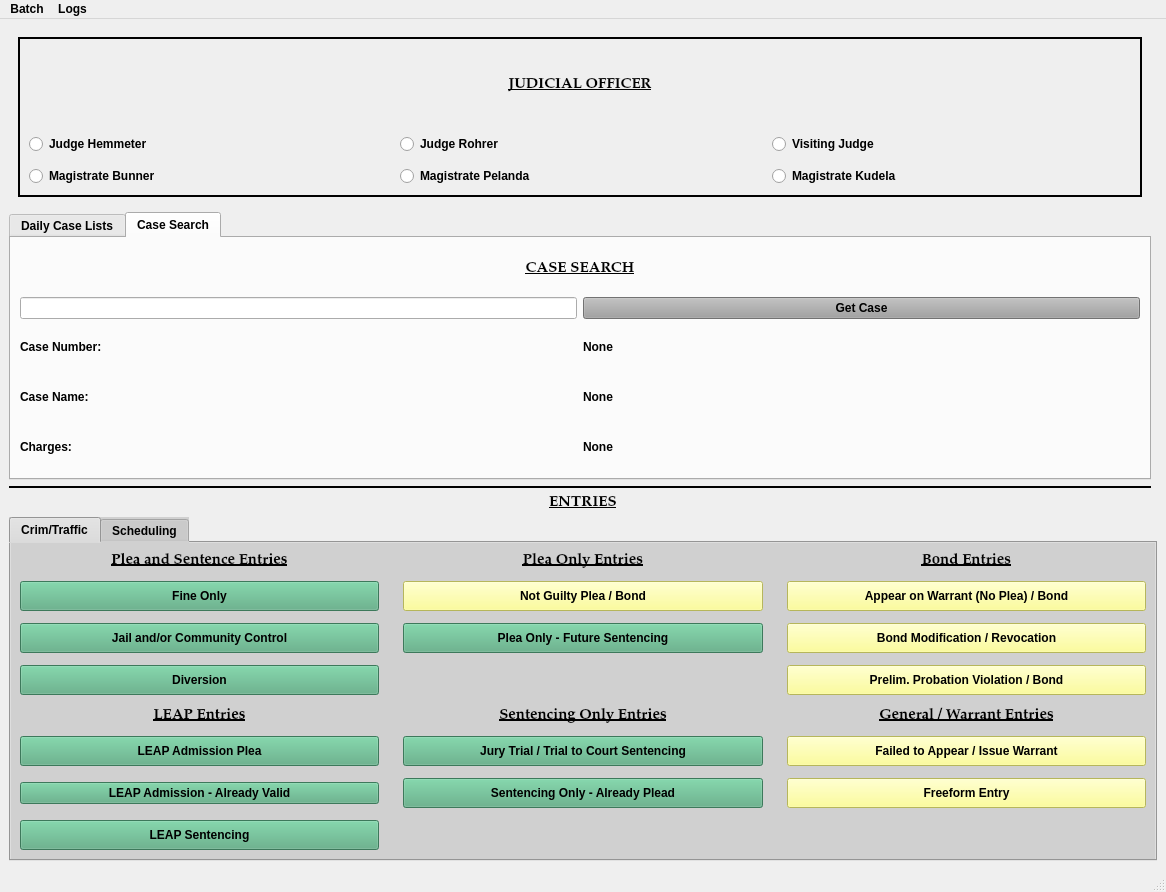
This is munientry/views/ui/MainWindow.ui in HunterProgram22/MuniEntry as Qt 5 draws it before an edit. The edited form follows.
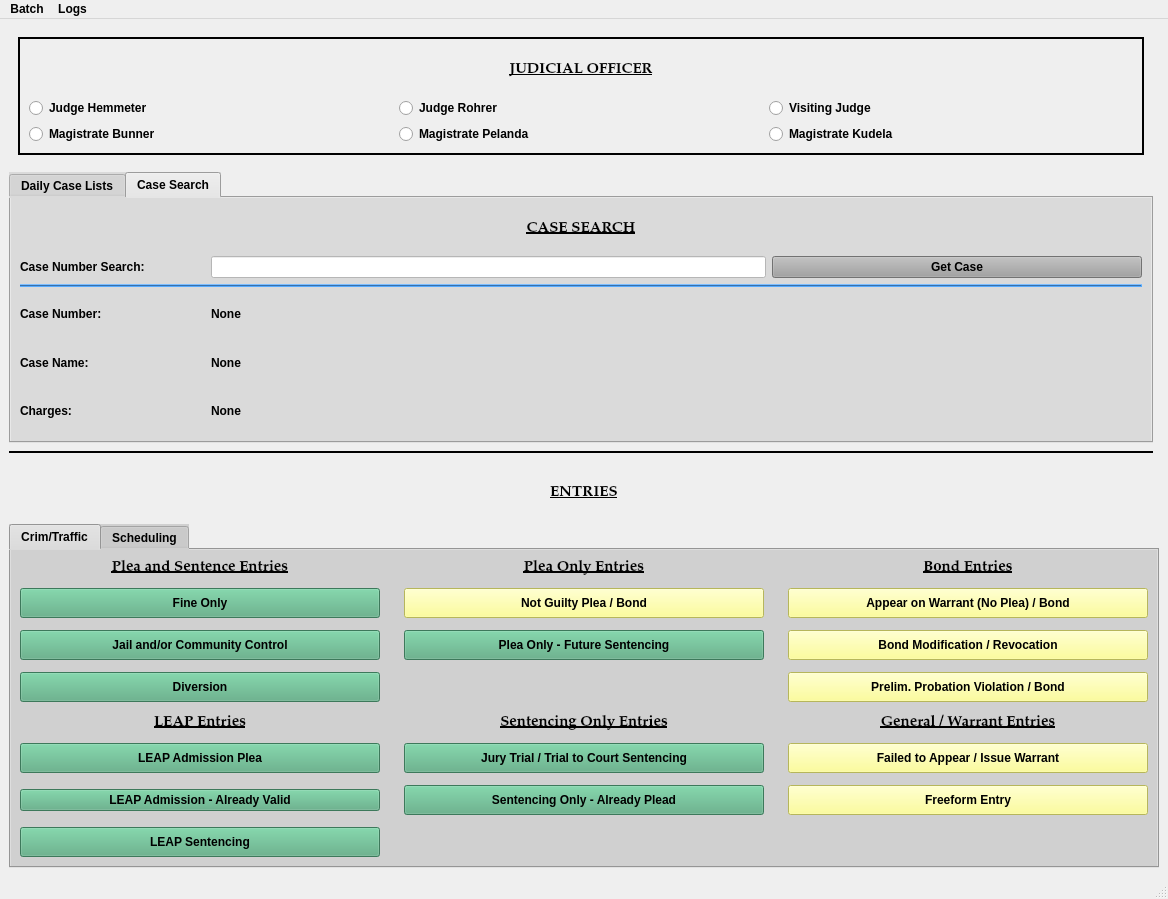
This is the edited form. The open tabs and pages were chosen to show the change. Custom widgets are drawn as their Qt base class.

Commit message: Working on design of search box. Search loads charge names.

Diff of the .ui file:
```diff
--- a/munientry/views/ui/MainWindow.ui
+++ b/munientry/views/ui/MainWindow.ui
@@ -6,8 +6,8 @@
    <rect>
     <x>0</x>
     <y>0</y>
-    <width>1166</width>
-    <height>892</height>
+    <width>1168</width>
+    <height>899</height>
    </rect>
   </property>
   <property name="minimumSize">
@@ -37,7 +37,13 @@
   <widget class="QWidget" name="centralwidget">
    <layout class="QGridLayout" name="gridLayout_10">
     <item row="0" column="0">
-     <layout class="QGridLayout" name="gridLayout_9">
+     <layout class="QGridLayout" name="gridLayout_9" rowstretch="1,2,0,3">
+      <property name="horizontalSpacing">
+       <number>6</number>
+      </property>
+      <property name="verticalSpacing">
+       <number>8</number>
+      </property>
       <item row="2" column="0">
        <widget class="Line" name="line">
         <property name="frameShadow">
@@ -632,6 +638,12 @@
         </item>
         <item row="0" column="0">
          <widget class="QLabel" name="label_10">
+          <property name="maximumSize">
+           <size>
+            <width>16777215</width>
+            <height>120</height>
+           </size>
+          </property>
           <property name="font">
            <font>
             <family>Palatino Linotype</family>
@@ -670,54 +682,59 @@
             <property name="lineWidth">
              <number>2</number>
             </property>
+            <layout class="QGridLayout" name="gridLayout_13">
+             <item row="0" column="0">
             <layout class="QGridLayout" name="gridLayout">
-             <property name="spacing">
-              <number>12</number>
-             </property>
-             <item row="3" column="1">
-              <widget class="QRadioButton" name="pelanda_radioButton">
-               <property name="text">
-                <string>Magistrate Pelanda</string>
-               </property>
-              </widget>
-             </item>
-             <item row="2" column="0">
+               <item row="1" column="0">
               <widget class="QRadioButton" name="hemmeter_radioButton">
                <property name="text">
                 <string>Judge Hemmeter</string>
                </property>
               </widget>
              </item>
-             <item row="3" column="2">
-              <widget class="QRadioButton" name="kudela_radioButton">
-               <property name="text">
-                <string>Magistrate Kudela</string>
-               </property>
-              </widget>
-             </item>
-             <item row="3" column="0">
-              <widget class="QRadioButton" name="bunner_radioButton">
-               <property name="text">
-                <string>Magistrate Bunner</string>
-               </property>
-              </widget>
-             </item>
-             <item row="2" column="1">
+               <item row="1" column="1">
               <widget class="QRadioButton" name="rohrer_radioButton">
                <property name="text">
                 <string>Judge Rohrer</string>
                </property>
               </widget>
              </item>
-             <item row="2" column="2">
+               <item row="1" column="2">
               <widget class="QRadioButton" name="visiting_judge_radioButton">
                <property name="text">
                 <string>Visiting Judge</string>
                </property>
               </widget>
              </item>
-             <item row="1" column="0" colspan="3">
+               <item row="2" column="0">
+                <widget class="QRadioButton" name="bunner_radioButton">
+                 <property name="text">
+                  <string>Magistrate Bunner</string>
+                 </property>
+                </widget>
+               </item>
+               <item row="2" column="1">
+                <widget class="QRadioButton" name="pelanda_radioButton">
+                 <property name="text">
+                  <string>Magistrate Pelanda</string>
+                 </property>
+                </widget>
+               </item>
+               <item row="2" column="2">
+                <widget class="QRadioButton" name="kudela_radioButton">
+                 <property name="text">
+                  <string>Magistrate Kudela</string>
+                 </property>
+                </widget>
+               </item>
+               <item row="0" column="0" colspan="3">
               <widget class="QLabel" name="label_9">
+                 <property name="maximumSize">
+                  <size>
+                   <width>16777215</width>
+                   <height>120</height>
+                  </size>
+                 </property>
                <property name="font">
                 <font>
                  <family>Palatino Linotype</family>
@@ -737,6 +754,8 @@
               </widget>
              </item>
             </layout>
+             </item>
+            </layout>
            </widget>
           </item>
          </layout>
@@ -817,6 +836,9 @@
       </item>
       <item row="1" column="0">
        <widget class="QTabWidget" name="search_tabWidget">
+        <property name="styleSheet">
+         <string notr="true">background-color: rgb(218, 218, 218);</string>
+        </property>
         <property name="currentIndex">
          <number>1</number>
         </property>
@@ -952,8 +974,15 @@
          <attribute name="title">
           <string>Case Search</string>
          </attribute>
-         <layout class="QGridLayout" name="gridLayout_12" columnstretch="1,1">
+         <layout class="QGridLayout" name="gridLayout_12" columnstretch="1,3,2">
           <item row="1" column="1">
+           <widget class="QLineEdit" name="case_search_box">
+            <property name="styleSheet">
+             <string notr="true">background-color: rgb(255, 255, 255);</string>
+            </property>
+           </widget>
+          </item>
+          <item row="1" column="2">
            <widget class="QPushButton" name="get_case_Button">
             <property name="styleSheet">
              <string notr="true">background-color: rgb(160, 160, 160);</string>
@@ -963,71 +992,100 @@
             </property>
            </widget>
           </item>
-          <item row="0" column="0" colspan="2">
-           <widget class="QLabel" name="label_11">
-            <property name="font">
-             <font>
-              <family>Palatino Linotype</family>
-              <pointsize>11</pointsize>
-              <weight>75</weight>
-              <italic>false</italic>
-              <bold>true</bold>
-              <underline>true</underline>
-             </font>
-            </property>
-            <property name="text">
-             <string>CASE SEARCH</string>
-            </property>
-            <property name="alignment">
-             <set>Qt::AlignCenter</set>
-            </property>
-           </widget>
-          </item>
           <item row="1" column="0">
-           <widget class="QLineEdit" name="case_search_box"/>
-          </item>
-          <item row="3" column="0">
-           <widget class="QLabel" name="label_13">
+           <widget class="QLabel" name="label_15">
             <property name="text">
-             <string>Case Name:</string>
+             <string>Case Number Search:</string>
             </property>
            </widget>
           </item>
-          <item row="2" column="0">
+          <item row="4" column="0">
            <widget class="QLabel" name="label_12">
             <property name="text">
              <string>Case Number:</string>
             </property>
            </widget>
           </item>
-          <item row="4" column="0">
+          <item row="5" column="0">
+           <widget class="QLabel" name="label_13">
+            <property name="text">
+             <string>Case Name:</string>
+            </property>
+           </widget>
+          </item>
+          <item row="6" column="0">
            <widget class="QLabel" name="label_14">
             <property name="text">
              <string>Charges:</string>
             </property>
            </widget>
           </item>
-          <item row="2" column="1">
+          <item row="4" column="1" colspan="2">
            <widget class="QLabel" name="case_number_label_field">
             <property name="text">
              <string>None</string>
             </property>
            </widget>
           </item>
-          <item row="3" column="1">
+          <item row="5" column="1" colspan="2">
            <widget class="QLabel" name="case_name_label_field">
             <property name="text">
              <string>None</string>
             </property>
            </widget>
           </item>
-          <item row="4" column="1">
+          <item row="6" column="1" colspan="2">
            <widget class="QLabel" name="case_charges_label_field">
             <property name="text">
              <string>None</string>
             </property>
            </widget>
           </item>
+          <item row="2" column="0" colspan="3">
+           <widget class="Line" name="line_2">
+            <property name="styleSheet">
+             <string notr="true">background-color: rgb(85, 170, 255);</string>
+            </property>
+            <property name="frameShadow">
+             <enum>QFrame::Raised</enum>
+            </property>
+            <property name="orientation">
+             <enum>Qt::Horizontal</enum>
+            </property>
+           </widget>
+          </item>
+          <item row="0" column="0" colspan="3">
+           <widget class="QLabel" name="label_11">
+            <property name="maximumSize">
+             <size>
+              <width>16777215</width>
+              <height>120</height>
+             </size>
+            </property>
+            <property name="font">
+             <font>
+              <family>Palatino Linotype</family>
+              <pointsize>11</pointsize>
+              <weight>75</weight>
+              <italic>false</italic>
+              <bold>true</bold>
+              <underline>true</underline>
+             </font>
+            </property>
+            <property name="lineWidth">
+             <number>2</number>
+            </property>
+            <property name="midLineWidth">
+             <number>1</number>
+            </property>
+            <property name="text">
+             <string>CASE SEARCH</string>
+            </property>
+            <property name="alignment">
+             <set>Qt::AlignCenter</set>
+            </property>
+           </widget>
+          </item>
          </layout>
         </widget>
        </widget>
@@ -1041,7 +1099,7 @@
     <rect>
      <x>0</x>
      <y>0</y>
-     <width>1166</width>
+     <width>1168</width>
      <height>27</height>
     </rect>
    </property>
```
Left out of the diff: 136 changed lines with no effect on the pictures. Lines whose indentation alone changed are shown as unchanged. The commit also changes 3 other files.
